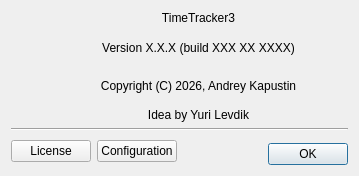
Old version of the form Srt.QT/tt3-gui/AboutDialog.ui in the repository akapustiatyahoocouk/TimeTracker3.
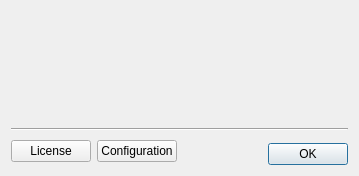
New version of the form. Icons and pictures are not drawn.

Diff of the .ui file:
```diff
--- a/Srt.QT/tt3-gui/AboutDialog.ui
+++ b/Srt.QT/tt3-gui/AboutDialog.ui
@@ -30,7 +30,7 @@
    <item row="2" column="1" colspan="4">
     <widget class="QLabel" name="copyrightLabel">
      <property name="text">
-      <string>Copyright (C) 2026, Andrey Kapustin</string>
+      <string>&lt;COPYRIGHT&gt;</string>
      </property>
      <property name="alignment">
       <set>Qt::AlignmentFlag::AlignCenter</set>
@@ -104,7 +104,7 @@
    <item row="0" column="1" colspan="4">
     <widget class="QLabel" name="productLabel">
      <property name="text">
-      <string>TimeTracker3</string>
+      <string>&lt;NME&gt;</string>
      </property>
      <property name="alignment">
       <set>Qt::AlignmentFlag::AlignCenter</set>
@@ -114,7 +114,7 @@
    <item row="3" column="1" colspan="4">
     <widget class="QLabel" name="creditsLabel">
      <property name="text">
-      <string>Idea by Yuri Levdik</string>
+      <string>&lt;CREDITS&gt;</string>
      </property>
      <property name="alignment">
       <set>Qt::AlignmentFlag::AlignCenter</set>
@@ -124,7 +124,7 @@
    <item row="1" column="1" colspan="4">
     <widget class="QLabel" name="versionLabel">
      <property name="text">
-      <string>Version X.X.X (build XXX XX XXXX)</string>
+      <string>&lt;VERSION&gt;</string>
      </property>
      <property name="alignment">
       <set>Qt::AlignmentFlag::AlignCenter</set>
```
